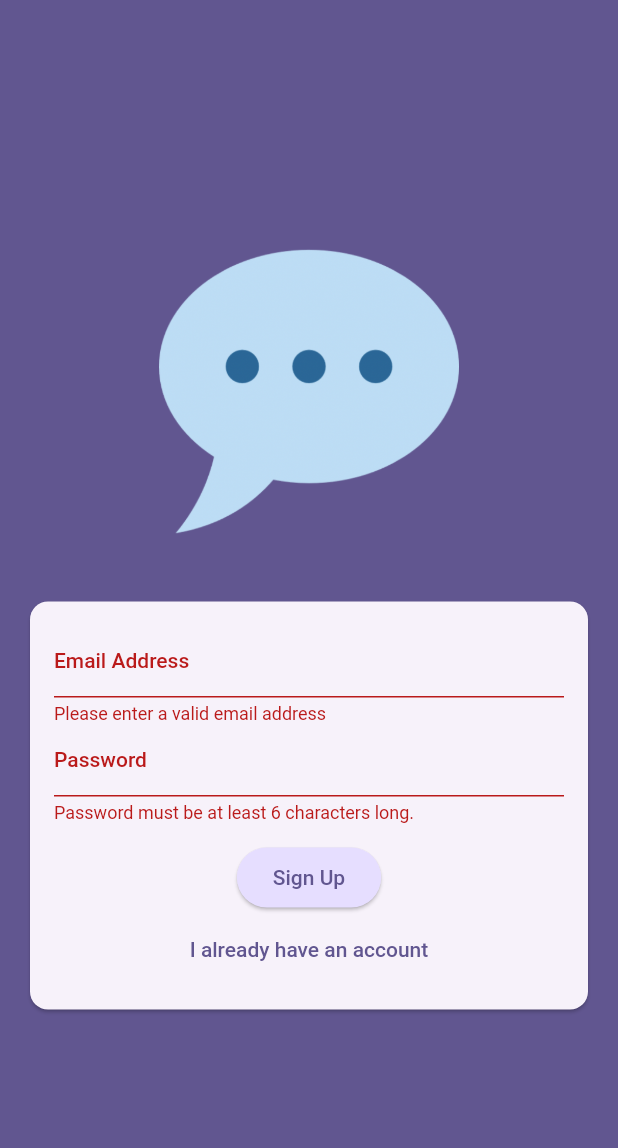
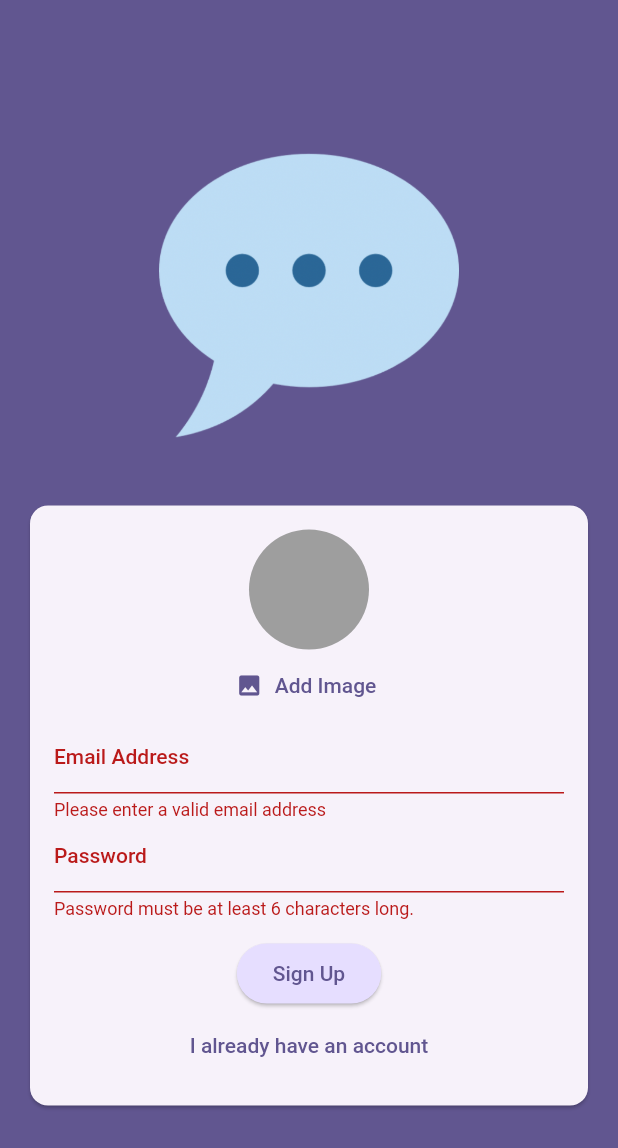
Before and after one commit to Pratam-Kalligudda/chat_app, a Flutter app: the screen it shows after launch, after a tap on "Login", after a tap on "Create and account", on a phone screen of 412 x 824 dp. Shown: the top 1148 px of the screen. Run offline on Flutter 3.47's test engine with Material 2 defaults, Android fonts, the phone set to English and light mode, and no system bars; our stand-ins replace firebase_auth, firebase_core, firebase_storage, image_picker; accounts and stored records are empty.

Commit message:
added imagePicker and stored it in firebase

```diff
--- a/lib/main.dart
+++ b/lib/main.dart
@@ -1,4 +1,5 @@
 import 'package:chat_app/screens/chat.dart';
+import 'package:chat_app/screens/splash.dart';
 import 'package:firebase_auth/firebase_auth.dart';
 import 'package:flutter/material.dart';
 import 'package:firebase_core/firebase_core.dart';
@@ -29,6 +30,10 @@ class App extends StatelessWidget {
         home: StreamBuilder(
             stream: FirebaseAuth.instance.authStateChanges(),
             builder: (ctx, snapshot) {
+              if (snapshot.connectionState == ConnectionState.waiting) {
+                return const SplashScreen();
+              }
+
               if (snapshot.hasData) {
                 return const ChatScreen();
               }
--- a/lib/screens/auth.dart
+++ b/lib/screens/auth.dart
@@ -1,3 +1,7 @@
+import 'dart:io';
+
+import 'package:chat_app/widgets/user_image_picker.dart';
+import 'package:firebase_storage/firebase_storage.dart';
 import 'package:flutter/material.dart';
 import 'package:firebase_auth/firebase_auth.dart';
 
@@ -12,24 +16,43 @@ class AuthScreen extends StatefulWidget {
 
 class _AuthScreenState extends State<AuthScreen> {
   bool _isLogin = true;
+  File? _selectedImage;
+  var _isAuthenticating = false;
   final _formKey = GlobalKey<FormState>();
   var _enteredEmail = '';
   var _enteredPassword = '';
 
   void _submit() async {
     final isValid = _formKey.currentState!.validate();
-    if (!isValid) {
+    if (!isValid || !_isLogin && _selectedImage == null) {
+      ScaffoldMessenger.of(context).clearSnackBars();
+      ScaffoldMessenger.of(context).showSnackBar(
+        const SnackBar(
+          content: Text('Some error Occured'),
+        ),
+      );
       return;
     }
 
     _formKey.currentState!.save();
 
+    try {
+      setState(() {
+        _isAuthenticating = true;
+      });
       if (_isLogin) {
-      //
+        final userCredential = await _firebase.signInWithEmailAndPassword(
+            email: _enteredEmail, password: _enteredPassword);
       } else {
-      try {
         final userCredential = await _firebase.createUserWithEmailAndPassword(
             email: _enteredEmail, password: _enteredPassword);
+        final storageRef = await FirebaseStorage.instance
+            .ref()
+            .child('user_images')
+            .child('${userCredential.user!.uid}.jpg');
+        storageRef.putFile(_selectedImage!);
+        final imageUrl = await storageRef.getDownloadURL();
+      }
     } on FirebaseAuthException catch (error) {
       ScaffoldMessenger.of(context).clearSnackBars();
       ScaffoldMessenger.of(context).showSnackBar(
@@ -37,7 +60,9 @@ class _AuthScreenState extends State<AuthScreen> {
           content: Text(error.message ?? 'Authentication Failed'),
         ),
       );
-      }
+      setState(() {
+        _isAuthenticating = false;
+      });
     }
   }
 
@@ -69,6 +94,12 @@ class _AuthScreenState extends State<AuthScreen> {
                       child: Column(
                         mainAxisSize: MainAxisSize.min,
                         children: [
+                          if (!_isLogin)
+                            UserImagePicker(
+                              onPickImage: (pickedImage) {
+                                _selectedImage = pickedImage;
+                              },
+                            ),
                           TextFormField(
                             decoration: const InputDecoration(
                                 labelText: 'Email Address'),
@@ -106,7 +137,9 @@ class _AuthScreenState extends State<AuthScreen> {
                           const SizedBox(
                             height: 12,
                           ),
-                          ElevatedButton(
+                          _isAuthenticating
+                              ? const CircularProgressIndicator()
+                              : ElevatedButton(
                                   onPressed: _submit,
                                   style: ElevatedButton.styleFrom(
                                     backgroundColor: Theme.of(context)
@@ -115,6 +148,7 @@ class _AuthScreenState extends State<AuthScreen> {
                                   ),
                                   child: Text(_isLogin ? 'Login' : 'Sign Up'),
                                 ),
+                          if (!_isAuthenticating)
                             TextButton(
                               onPressed: () {
                                 setState(() {
--- /dev/null
+++ b/lib/screens/splash.dart
@@ -0,0 +1,17 @@
+import 'package:flutter/material.dart';
+
+class SplashScreen extends StatelessWidget {
+  const SplashScreen({super.key});
+
+  @override
+  Widget build(BuildContext context) {
+    return Scaffold(
+      appBar: AppBar(
+        title: const Text('Flutter Chat'),
+      ),
+      body: const Center(
+        child: Text("Loading...."),
+      ),
+    );
+  }
+}
--- /dev/null
+++ b/lib/widgets/user_image_picker.dart
@@ -0,0 +1,53 @@
+import 'dart:io';
+
+import 'package:flutter/material.dart';
+import 'package:image_picker/image_picker.dart';
+
+class UserImagePicker extends StatefulWidget {
+  const UserImagePicker({super.key, required this.onPickImage});
+  final void Function(File pickedImage) onPickImage;
+
+  @override
+  State<UserImagePicker> createState() => _UserImagePickerState();
+}
+
+class _UserImagePickerState extends State<UserImagePicker> {
+  File? _pickedImageFile;
+
+  void _pickImage() async {
+    final pickedImage = await ImagePicker().pickImage(
+      source: ImageSource.camera,
+      imageQuality: 50,
+      maxWidth: 150,
+    );
+    if (pickedImage == null) {
+      return;
+    }
+    setState(() {
+      _pickedImageFile = File(pickedImage.path);
+    });
+
+    widget.onPickImage(_pickedImageFile!);
+  }
+
+  @override
+  Widget build(BuildContext context) {
+    return Column(
+      children: [
+        CircleAvatar(
+          radius: 40,
+          backgroundColor: Colors.grey,
+          foregroundImage:
+              _pickedImageFile != null ? FileImage(_pickedImageFile!) : null,
+        ),
+        TextButton.icon(
+            onPressed: _pickImage,
+            icon: const Icon(Icons.image),
+            label: Text(
+              'Add Image',
+              style: TextStyle(color: Theme.of(context).colorScheme.primary),
+            ))
+      ],
+    );
+  }
+}
--- a/pubspec.yaml
+++ b/pubspec.yaml
@@ -37,6 +37,8 @@ dependencies:
   cupertino_icons: ^1.0.2
   firebase_core: ^2.15.1
   firebase_auth: ^4.8.0
+  firebase_storage: ^11.2.6
+  image_picker: ^1.0.2
 
 dev_dependencies:
   flutter_test:
```
Also changed, not shown: lib/screens/chat.dart (+11 -0 lines), pubspec.lock, 5 other files. Lines whose indentation alone changed are shown as unchanged.
